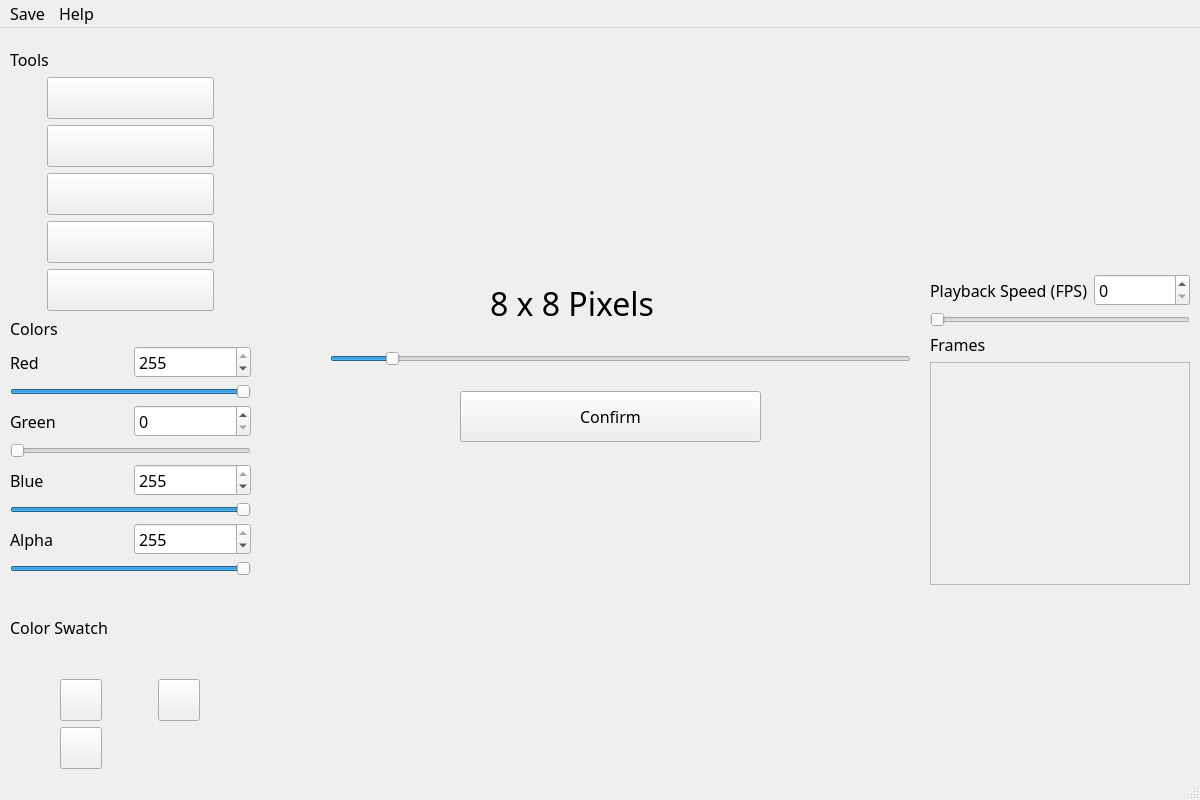
Old version of the form view.ui in the repository samirsarin04/SpriteEditor.
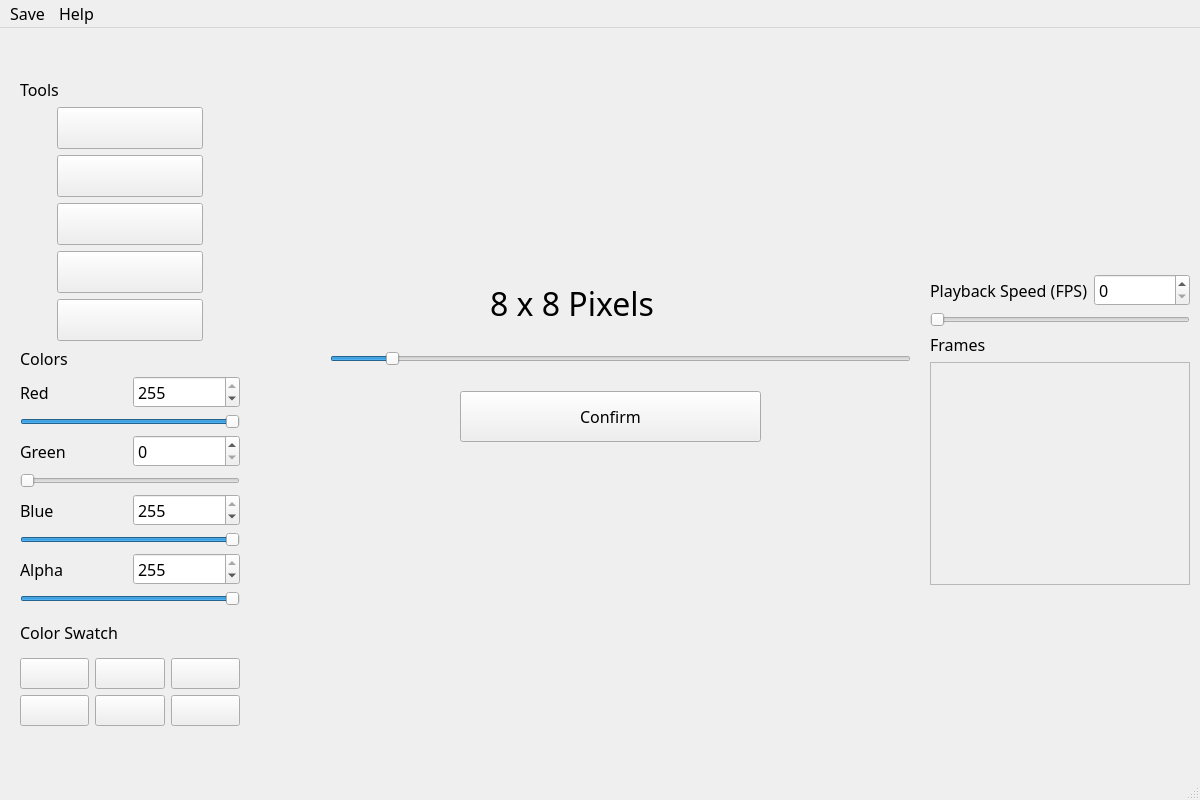
New version of the form. Custom widgets are drawn as their Qt base class.

Commit message: added color swatch layout

```diff
--- a/view.ui
+++ b/view.ui
@@ -95,10 +95,10 @@
    <widget class="QWidget" name="verticalLayoutWidget">
     <property name="geometry">
      <rect>
-      <x>10</x>
-      <y>20</y>
-      <width>241</width>
-      <height>721</height>
+      <x>20</x>
+      <y>50</y>
+      <width>220</width>
+      <height>648</height>
      </rect>
     </property>
     <layout class="QVBoxLayout" name="verticalLayout_7">
@@ -389,33 +389,42 @@
      <item>
       <layout class="QGridLayout" name="gridLayout">
        <item row="0" column="1">
-        <widget class="QPushButton" name="savedColorButton2">
-         <property name="styleSheet">
-          <string notr="true">max-height: 40px;
-max-width: 40px;</string>
-         </property>
+        <widget class="QPushButton" name="swatch2">
          <property name="text">
           <string/>
          </property>
         </widget>
        </item>
        <item row="0" column="0">
-        <widget class="QPushButton" name="savedColorButton1">
-         <property name="styleSheet">
-          <string notr="true">max-height: 40px;
-max-width: 40px;</string>
+        <widget class="QPushButton" name="swatch1">
+         <property name="text">
+          <string/>
          </property>
+        </widget>
+       </item>
+       <item row="0" column="2">
+        <widget class="QPushButton" name="swatch3">
          <property name="text">
           <string/>
          </property>
         </widget>
        </item>
        <item row="1" column="0">
-        <widget class="QPushButton" name="savedColorButton3">
-         <property name="styleSheet">
-          <string notr="true">max-height: 40px;
-max-width: 40px;</string>
+        <widget class="QPushButton" name="swatch4">
+         <property name="text">
+          <string/>
          </property>
+        </widget>
+       </item>
+       <item row="1" column="1">
+        <widget class="QPushButton" name="swatch5">
+         <property name="text">
+          <string/>
+         </property>
+        </widget>
+       </item>
+       <item row="1" column="2">
+        <widget class="QPushButton" name="swatch6">
          <property name="text">
           <string/>
          </property>
```
Left out of the diff: 10 changed lines with no effect on the pictures.
